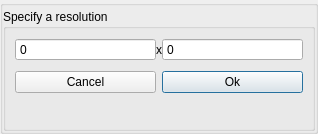
This is src/display/qt/dialogs/ui/resolution_dialog.ui in mrehkopf/vcs as Qt 5 draws it before an edit. The edited form follows.
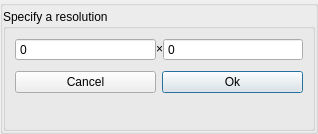
This is the edited form.

Commit message: gui: Use times symbol instead of plain x as resolution separator

What changed in the file:
```diff
--- a/src/display/qt/dialogs/ui/resolution_dialog.ui
+++ b/src/display/qt/dialogs/ui/resolution_dialog.ui
@@ -86,7 +86,10 @@
               </sizepolicy>
              </property>
              <property name="text">
-              <string>x</string>
+              <string>&amp;times;</string>
+             </property>
+             <property name="textFormat">
+              <enum>Qt::RichText</enum>
              </property>
             </widget>
            </item>
```
The commit also changes 8 other files.
